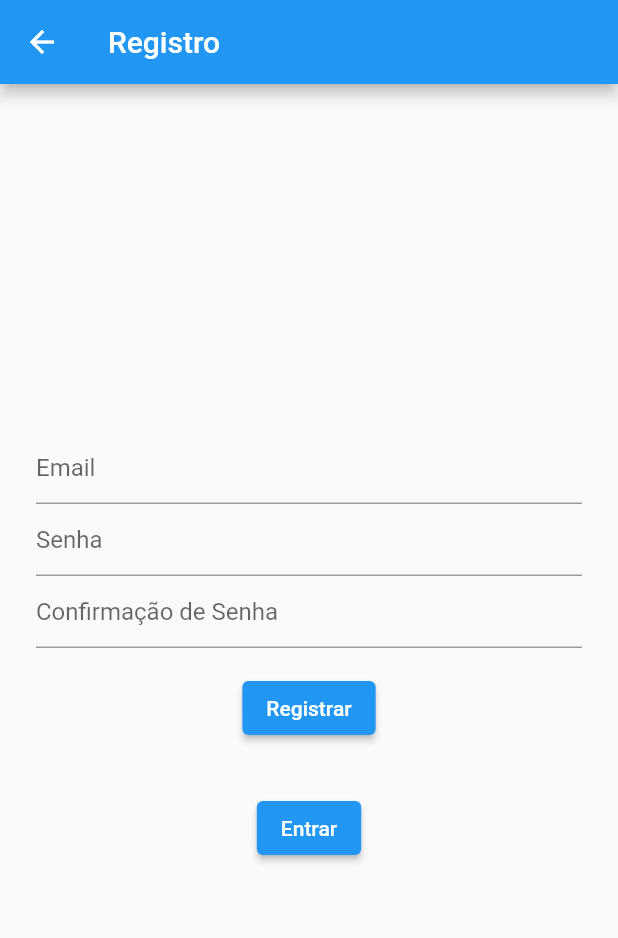
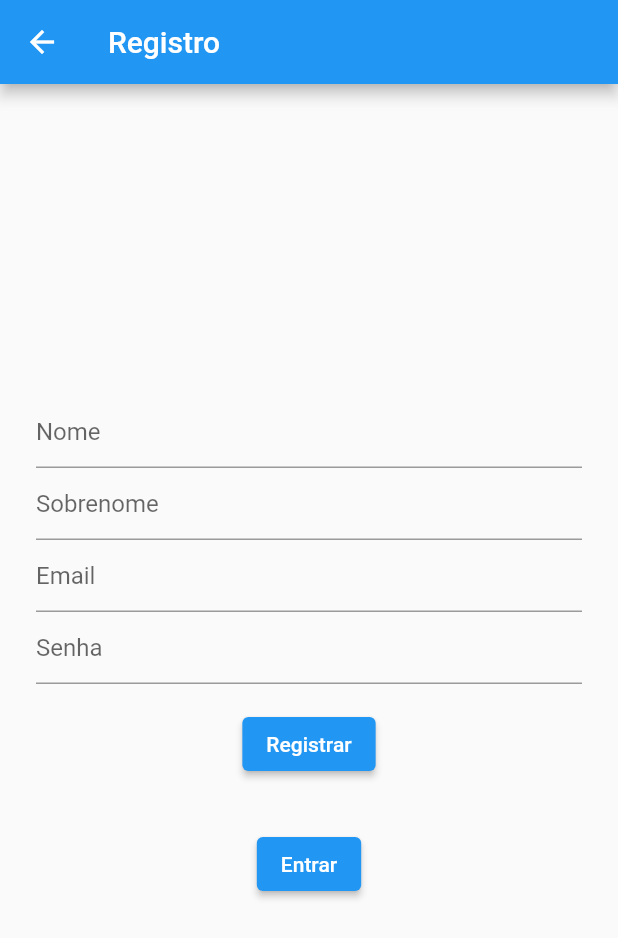
Before and after one commit to bacuarabrasil/krenak-app, a Flutter app: the RegisterView screen opened by its route, on a phone screen of 412 x 824 dp. Shown: the top 938 px of the screen. Run offline on Flutter 3.47's test engine with Material 2 defaults, Android fonts, the phone set to English and light mode, and no system bars.

Commit message:
Adding new Input to Register
Co-authored-by: Icaro Oliveira <icarooliv2@gmail.com>
Co-authored-by: Guilherme Siqueira <guilhersiqueira@gmail.com>
Signed-off-by: Djorkaeff Alexandre <djorkaeff.unb@gmail.com>

```diff
--- a/lib/Scenes/Register/View/RegisterView.dart
+++ b/lib/Scenes/Register/View/RegisterView.dart
@@ -26,6 +26,18 @@ class RegisterViewState extends State<RegisterView> {
             children: <Widget>[
               TextFormField(
                 decoration: InputDecoration(
+                  hintText: 'Nome'
+                ),
+                keyboardType: TextInputType.emailAddress,
+              ),
+              TextFormField(
+                decoration: InputDecoration(
+                  hintText: 'Sobrenome'
+                ),
+                keyboardType: TextInputType.emailAddress,
+              ),
+              TextFormField(
+                decoration: InputDecoration(
                   hintText: 'Email'
                 ),
                 keyboardType: TextInputType.emailAddress,
@@ -33,12 +45,6 @@ class RegisterViewState extends State<RegisterView> {
               TextFormField(
                 decoration: InputDecoration(
                   hintText: 'Senha'
-                ),
-                obscureText: true,
-              ),
-              TextFormField(
-                decoration: InputDecoration(
-                  hintText: 'Confirmação de Senha'
                 ),
                 obscureText: true,
               ),
```
